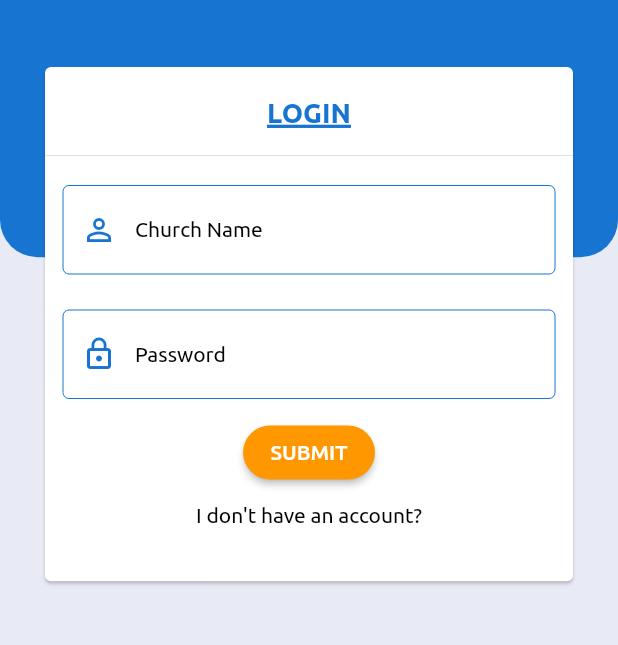
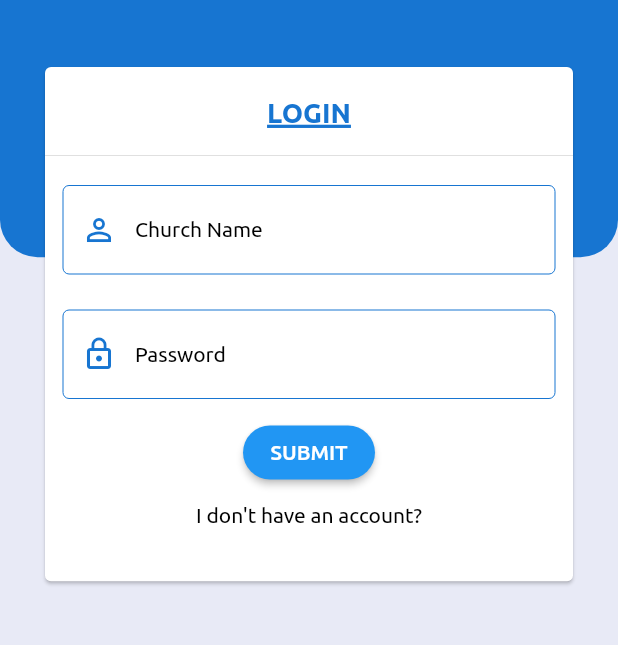
Before and after one commit to DeleMike/smart-church, a Flutter app: the screen it shows after launch, on a phone screen of 412 x 824 dp, the part 299-944 px from its top. Run offline on Flutter 3.47's test engine with Material 2 defaults, Android fonts, the phone set to English and light mode, and no system bars.

Commit message:
add button color

```diff
--- a/lib/helpers/styles.dart
+++ b/lib/helpers/styles.dart
@@ -16,14 +16,14 @@ class Styles {
       accentColorBrightness: isDarkTheme ? Brightness.light : Brightness.dark,
       buttonTheme: isDarkTheme
           ? ButtonTheme.of(context).copyWith(
-              buttonColor: Colors.black,
+              buttonColor: Theme.of(context).primaryColor,
               textTheme: ButtonTextTheme.primary,
               shape: RoundedRectangleBorder(
                 borderRadius: BorderRadius.circular(20),
               ),
             )
           : ButtonTheme.of(context).copyWith(
-              buttonColor: Colors.orange,
+              buttonColor: Theme.of(context).primaryColor,
               textTheme: ButtonTextTheme.primary,
               shape: RoundedRectangleBorder(
                 borderRadius: BorderRadius.circular(20),
```
